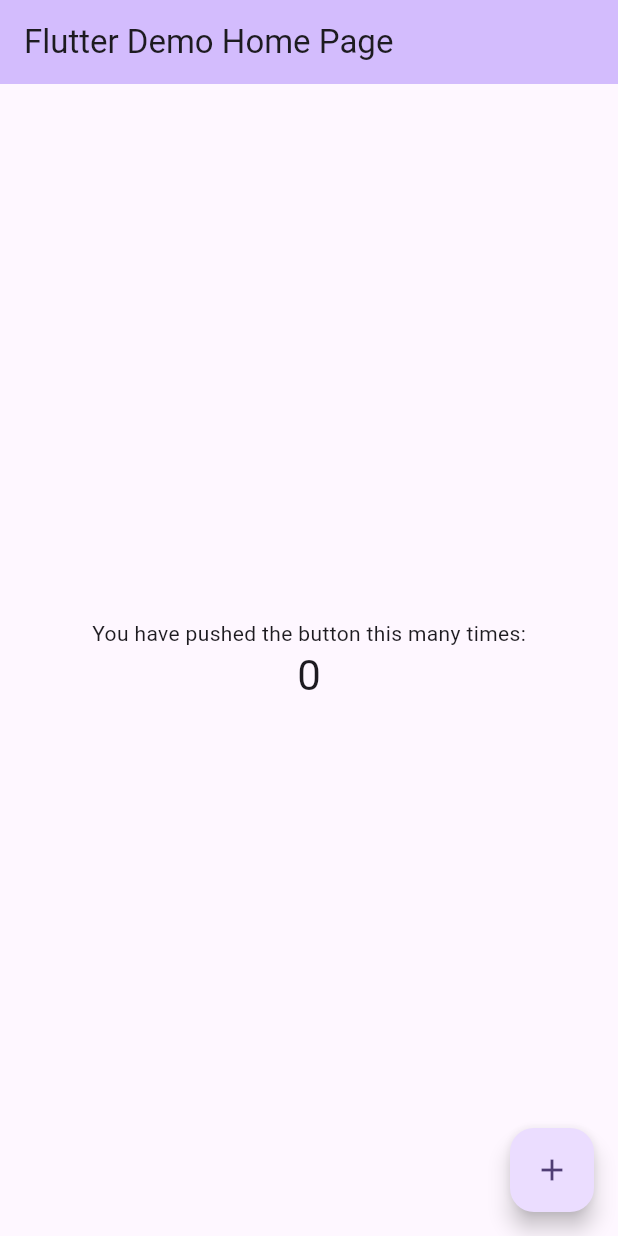
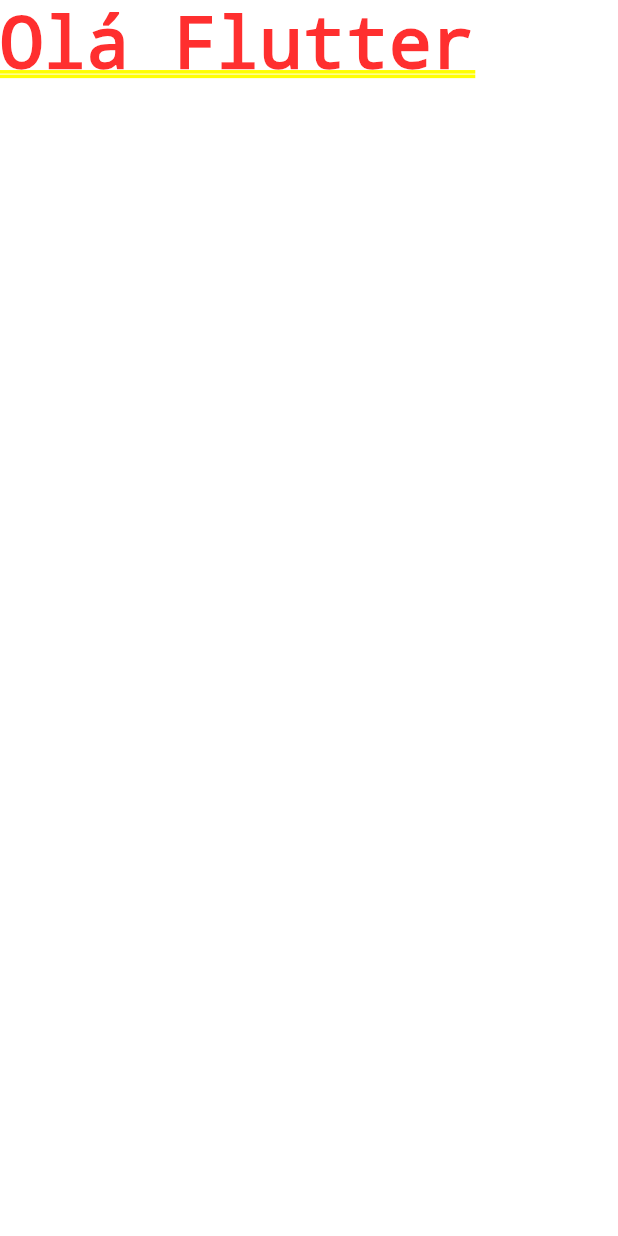
Before and after one commit to guimit/outstress_estudo_flutter, a Flutter app: the screen it shows after launch, on a phone screen of 412 x 824 dp. Run offline on Flutter 3.47's test engine with Material 2 defaults, Android fonts, the phone set to English and light mode, and no system bars.

Commit message:
olá flutter

```diff
--- a/lib/main.dart
+++ b/lib/main.dart
@@ -1,69 +1,14 @@
 import 'package:flutter/material.dart';
 
-void main() {
-  runApp(const MyApp());
+main() {
+  runApp(PerguntaApp());
 }
 
-class MyApp extends StatelessWidget {
-  const MyApp({super.key});
-
+class PerguntaApp extends StatelessWidget {
   @override
   Widget build(BuildContext context) {
     return MaterialApp(
-      title: 'Flutter Demo',
-      theme: ThemeData(
-        colorScheme: ColorScheme.fromSeed(seedColor: Colors.deepPurple),
-        useMaterial3: true,
-      ),
-      home: const MyHomePage(title: 'Flutter Demo Home Page'),
+      home: Text('Olá Flutter'),
     );
   }
 }
-
-class MyHomePage extends StatefulWidget {
-  const MyHomePage({super.key, required this.title});
-
-  final String title;
-
-  @override
-  State<MyHomePage> createState() => _MyHomePageState();
-}
-
-class _MyHomePageState extends State<MyHomePage> {
-  int _counter = 0;
-
-  void _incrementCounter() {
-    setState(() {
-      _counter++;
-    });
-  }
-
-  @override
-  Widget build(BuildContext context) {
-    return Scaffold(
-      appBar: AppBar(
-        backgroundColor: Theme.of(context).colorScheme.inversePrimary,
-        title: Text(widget.title),
-      ),
-      body: Center(
-        child: Column(
-          mainAxisAlignment: MainAxisAlignment.center,
-          children: <Widget>[
-            const Text(
-              'You have pushed the button this many times:',
-            ),
-            Text(
-              '$_counter',
-              style: Theme.of(context).textTheme.headlineMedium,
-            ),
-          ],
-        ),
-      ),
-      floatingActionButton: FloatingActionButton(
-        onPressed: _incrementCounter,
-        tooltip: 'Increment',
-        child: const Icon(Icons.add),
-      ), // This trailing comma makes auto-formatting nicer for build methods.
-    );
-  }
-}
```
Also changed, not shown: 1 other file.
